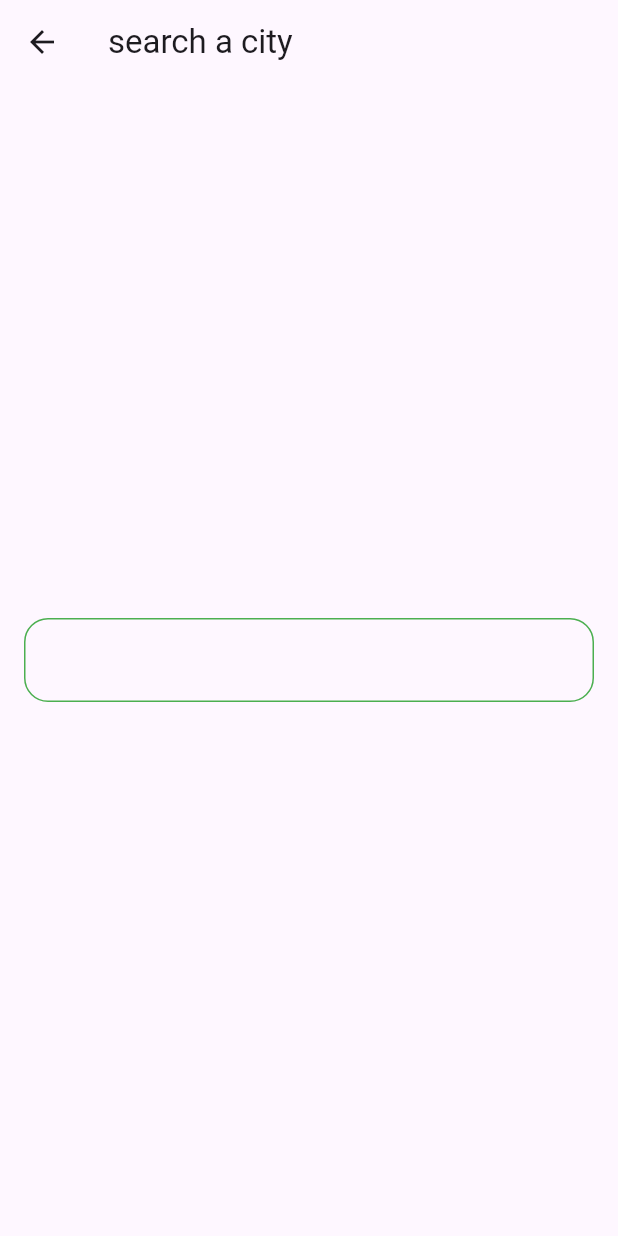
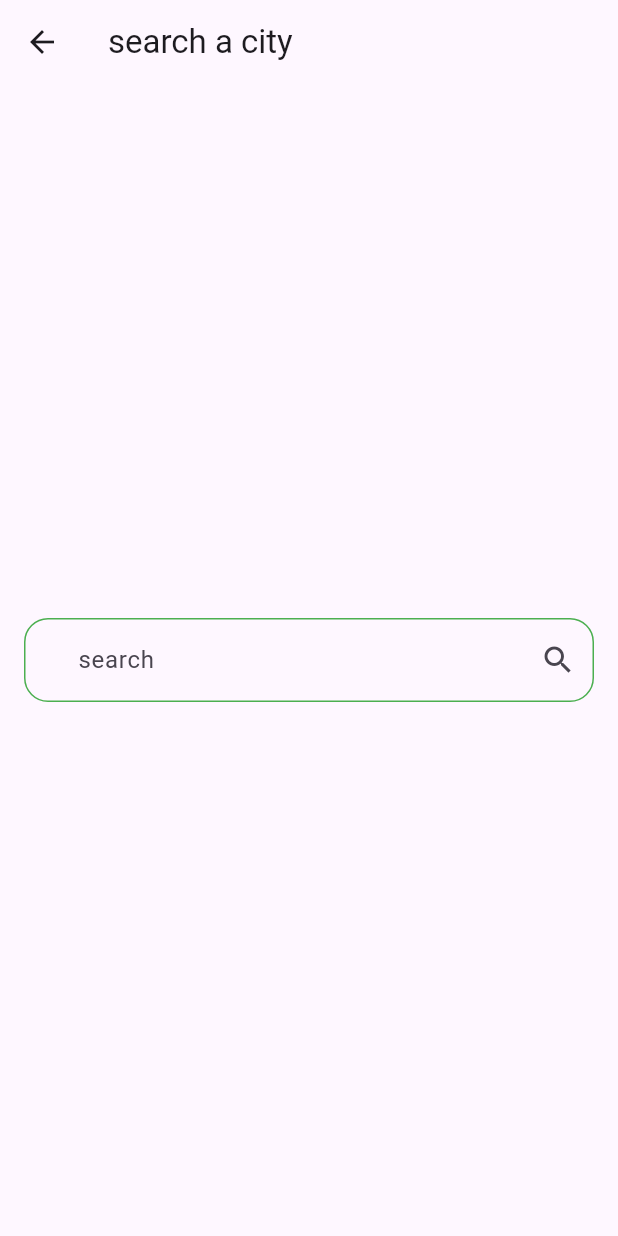
Before and after one commit to MohamedHamedAbdulhakam/weather_app, a Flutter app: the SearchView screen opened directly, on a phone screen of 412 x 824 dp. Run offline on Flutter 3.47's test engine with Material 3 defaults, Android fonts, the phone set to English and light mode, and no system bars.

Commit message:
text field part three

```diff
--- a/lib/views/search_view.dart
+++ b/lib/views/search_view.dart
@@ -25,7 +25,13 @@ class SearchView extends StatelessWidget {
                   borderSide: BorderSide(color: Colors.green),
                   borderRadius: BorderRadius.circular(16),
                 ),
-            ),
+                labelText: 'search',
+                hintText: "enter city name",
+                suffixIcon: const Icon(Icons.search),
+                contentPadding: EdgeInsets.symmetric(
+                  horizontal: 32,
+                  vertical: 16,
+                )),
           ),
         ),
       ),
```
Lines whose indentation alone changed are shown as unchanged.
